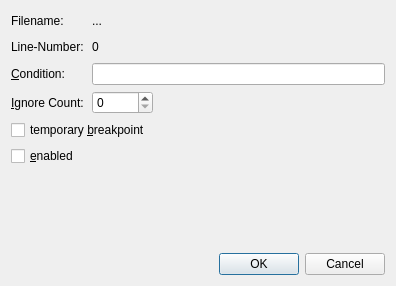
itom-project/itom, file Qitom/ui/dialogEditBreakpoint.ui: the form before one commit.
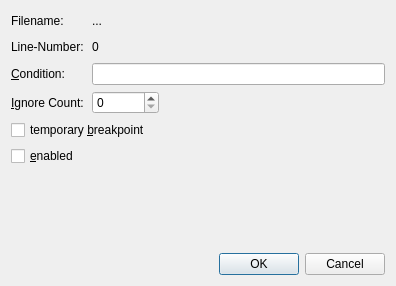
The form after the commit.

Commit message: max value of ignores in breakpoint edit dialog increased

What changed in the file:
```diff
--- a/Qitom/ui/dialogEditBreakpoint.ui
+++ b/Qitom/ui/dialogEditBreakpoint.ui
@@ -164,7 +164,7 @@
           <string/>
          </property>
          <property name="maximum">
-          <number>10000</number>
+          <number>9999999</number>
          </property>
         </widget>
        </item>
```
